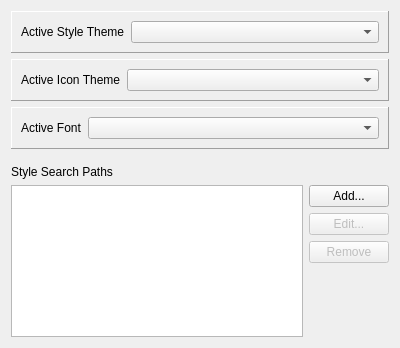
Before: the Qt Designer form Plugins/org.blueberry.ui.qt/src/internal/berryQtStylePreferencePage.ui in MITK/MITK, drawn with Qt 5.
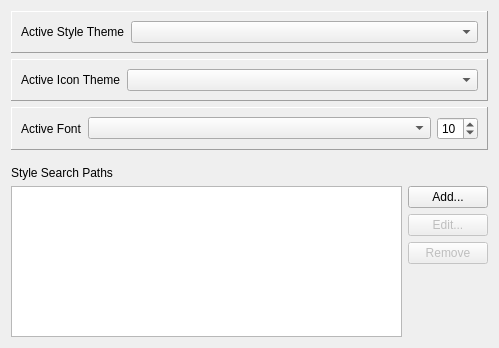
After: the same form once the commit is applied.

Commit message: sized down included fonts added font size spin box which is now fully persistent, connected and everything

What changed in the file:
```diff
--- a/Plugins/org.blueberry.ui.qt/src/internal/berryQtStylePreferencePage.ui
+++ b/Plugins/org.blueberry.ui.qt/src/internal/berryQtStylePreferencePage.ui
@@ -6,7 +6,7 @@
    <rect>
     <x>0</x>
     <y>0</y>
-    <width>400</width>
+    <width>499</width>
     <height>348</height>
    </rect>
   </property>
@@ -104,6 +104,19 @@
         </property>
        </widget>
       </item>
+      <item>
+       <widget class="QSpinBox" name="m_FontSizeSpinBox">
+        <property name="minimum">
+         <number>7</number>
+        </property>
+        <property name="maximum">
+         <number>40</number>
+        </property>
+        <property name="value">
+         <number>10</number>
+        </property>
+       </widget>
+      </item>
      </layout>
     </widget>
    </item>
```
The commit also changes 13 other files.
